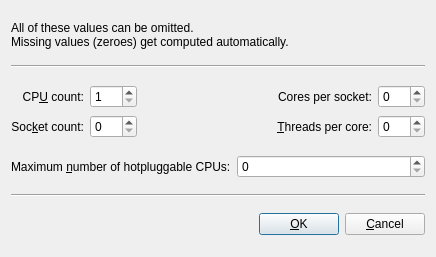
Old version of the form src/SMP_Settings_Window.ui in the repository tobimensch/aqemu.
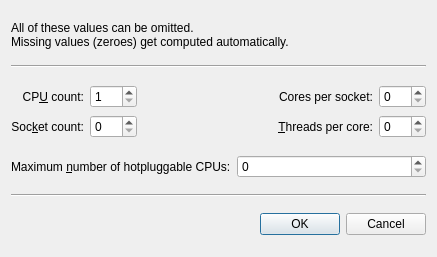
New version of the form. Icons and pictures are not drawn. Custom widgets are drawn as their Qt base class.

```diff
--- a/src/SMP_Settings_Window.ui
+++ b/src/SMP_Settings_Window.ui
@@ -7,7 +7,7 @@
    <rect>
     <x>0</x>
     <y>0</y>
-    <width>436</width>
+    <width>437</width>
     <height>257</height>
    </rect>
   </property>
@@ -203,24 +203,9 @@
       </spacer>
      </item>
      <item>
-      <widget class="QPushButton" name="Button_OK">
-       <property name="text">
-        <string>&amp;OK</string>
-       </property>
-       <property name="icon">
-        <iconset resource="../resources/icons.qrc">
-         <normaloff>:/ok.png</normaloff>:/ok.png</iconset>
-       </property>
-      </widget>
-     </item>
-     <item>
-      <widget class="QPushButton" name="Button_Cancel">
-       <property name="text">
-        <string>&amp;Cancel</string>
-       </property>
-       <property name="icon">
-        <iconset resource="../resources/icons.qrc">
-         <normaloff>:/cancel.png</normaloff>:/cancel.png</iconset>
+      <widget class="Dialog_Button_Box" name="buttonBox">
+       <property name="standardButtons">
+        <set>QDialogButtonBox::Cancel|QDialogButtonBox::Ok</set>
        </property>
       </widget>
      </item>
@@ -228,6 +213,13 @@
    </item>
   </layout>
  </widget>
+ <customwidgets>
+  <customwidget>
+   <class>Dialog_Button_Box</class>
+   <extends>QDialogButtonBox</extends>
+   <header>Dialog_Button_Box.h</header>
+  </customwidget>
+ </customwidgets>
  <tabstops>
   <tabstop>SB_SMP</tabstop>
   <tabstop>SB_Sockets</tabstop>
```
Left out of the diff: 37 changed lines with no effect on the pictures.
